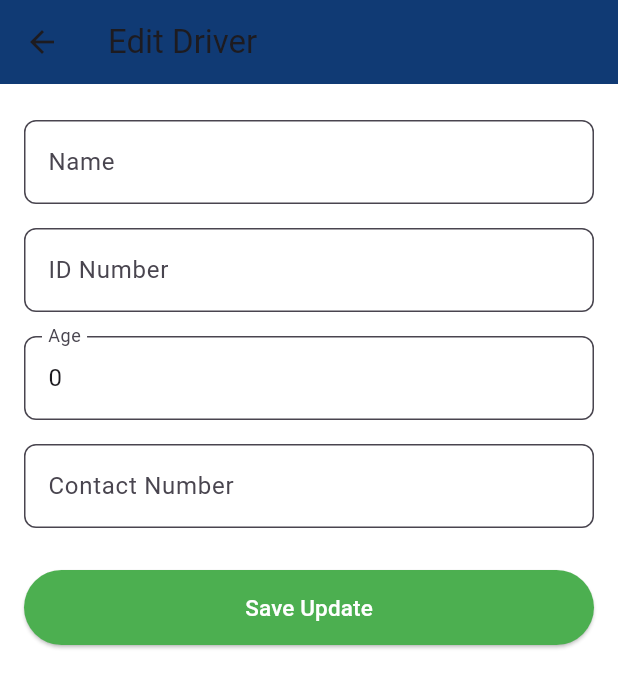
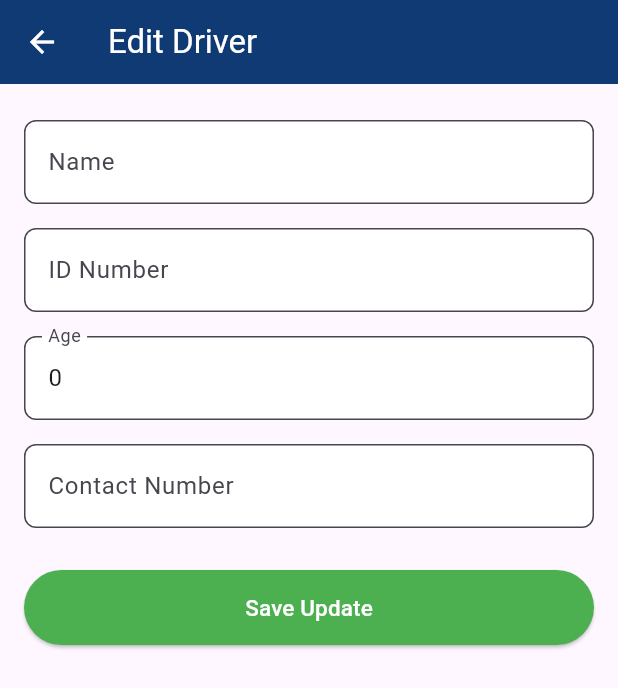
Before and after one commit to sharonkudi/FYP-GROUP_8, a Flutter app: the EditDriverPage screen opened directly with empty values, on a phone screen of 412 x 824 dp. Shown: the top 688 px of the screen. Run offline on Flutter 3.47's test engine with Material 3 defaults, Android fonts, the light colour scheme and no system bars; our stand-ins replace cloud_firestore, firebase_auth, firebase_core, flutter_map, geolocator, latlong2 and 1 more; accounts and stored records are empty.

Commit message:
Update bus_app_admin

```diff
--- a/bus_app_admin/lib/driver-list.dart
+++ b/bus_app_admin/lib/driver-list.dart
@@ -432,10 +432,15 @@ class _AddDriverPageState extends State<AddDriverPage> {
   Widget build(BuildContext context) {
     return Scaffold(
       appBar: AppBar(
-        title: const Text("Add Driver"),
-        backgroundColor: const Color(0xFF103A74),
+        title: const Text(
+          "Add Driver",
+          style: TextStyle(color: Colors.white), // Title text color white
+        ),
+        backgroundColor: const Color(0xFF103A74), // Keep original color
+        iconTheme: const IconThemeData(
+          color: Colors.white, // Back button color white
+        ),
       ),
-      backgroundColor: Colors.white,
       body: Padding(
         padding: const EdgeInsets.all(16.0),
         child: Column(
@@ -554,10 +559,15 @@ class _EditDriverPageState extends State<EditDriverPage> {
   Widget build(BuildContext context) {
     return Scaffold(
       appBar: AppBar(
-        title: const Text("Edit Driver"),
-        backgroundColor: const Color(0xFF103A74),
+        title: const Text(
+          "Edit Driver",
+          style: TextStyle(color: Colors.white), // Title text color white
+        ),
+        backgroundColor: const Color(0xFF103A74), // Keep original color
+        iconTheme: const IconThemeData(
+          color: Colors.white, // Back button color white
+        ),
       ),
-      backgroundColor: Colors.white,
       body: Padding(
         padding: const EdgeInsets.all(16.0),
         child: Column(
```
